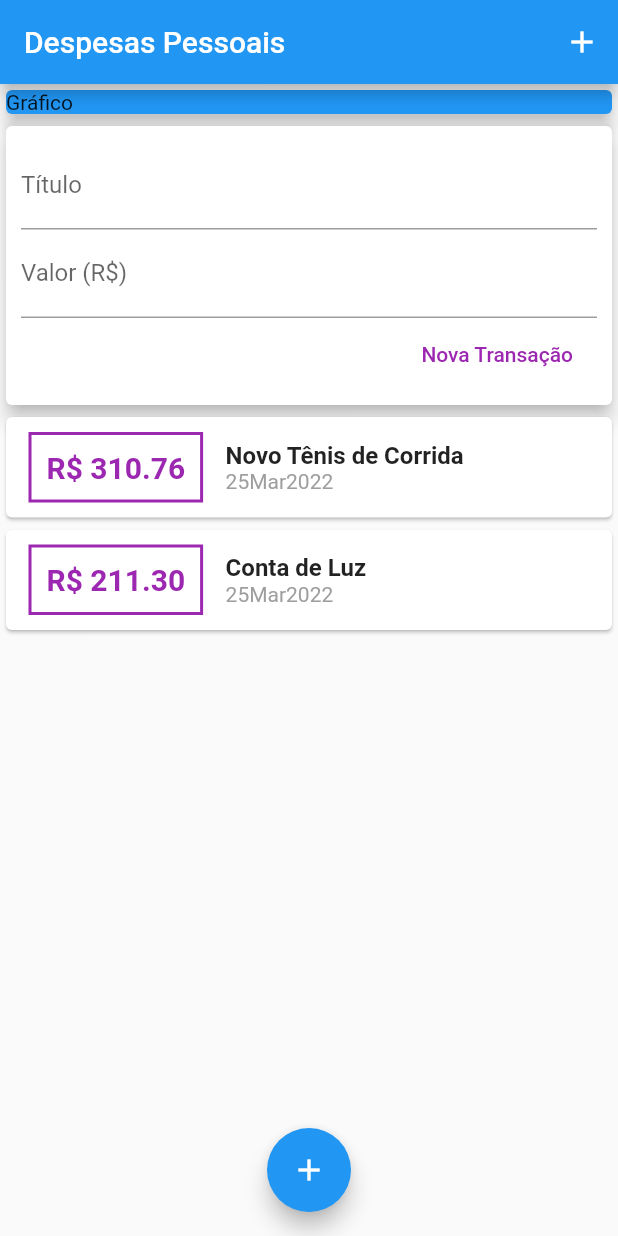
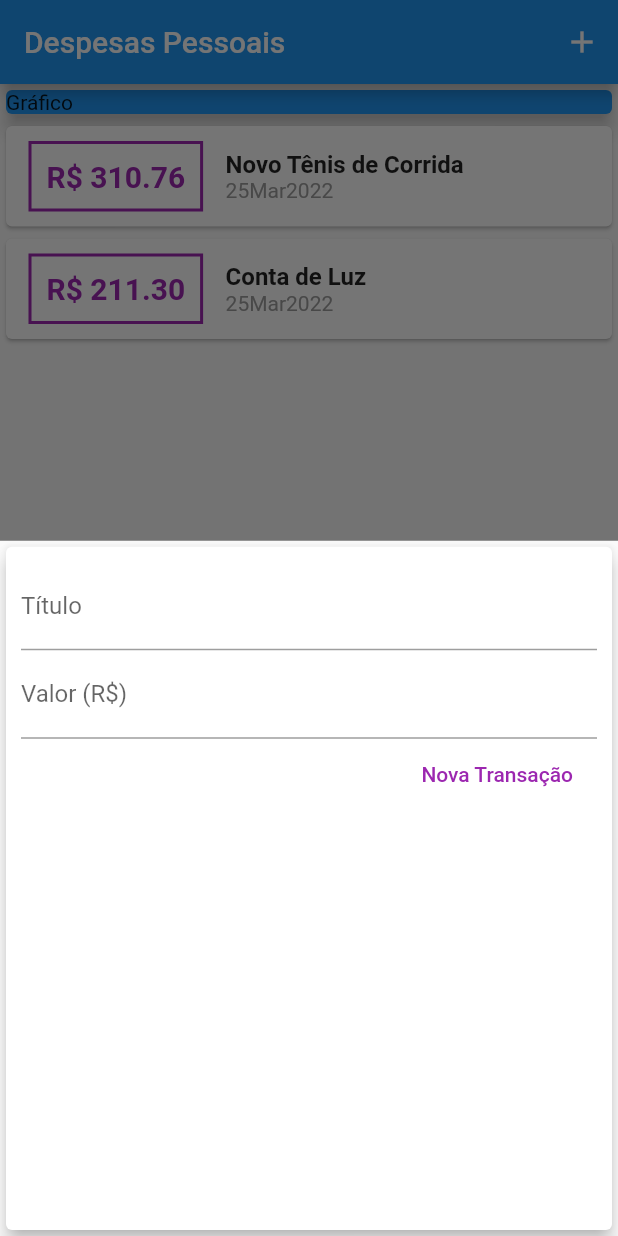
Before and after one commit to xaviermarianne/expenses, a Flutter app: the screen it shows after launch, after a tap on the "add" icon, on a phone screen of 412 x 824 dp. Run offline on Flutter 3.47's test engine with Material 2 defaults, Android fonts, the phone set to English and light mode, and no system bars.

Commit message:
exibindo formulário

```diff
--- a/lib/components/transaction_user.dart
+++ /dev/null
@@ -1,52 +0,0 @@
-import 'dart:math';
-
-import 'package:flutter/material.dart';
-import 'transaction_form.dart';
-import 'transaction_list.dart';
-import '../models/transaction.dart';
-
-class TransactionUser extends StatefulWidget {
-  @override
-  _TransactionUserState createState() => _TransactionUserState();
-}
-
-class _TransactionUserState extends State<TransactionUser> {
-  final _transactions = [
-
-    Transaction (
-      id: 't1',
-      title: 'Novo Tênis de Corrida',
-      value: 310.76,
-      date: DateTime.now(),
-    ),
-    Transaction (
-      id: 't2',
-      title: 'Conta de Luz',
-      value: 211.30,
-      date: DateTime.now(),
-    ),
-  ];
-
-  _addTransaction(String title, double value) {
-   final newTransaction = Transaction(
-     id: Random().nextDouble().toString(),
-     title: title,
-     value: value,
-     date: DateTime.now(),
-   );
-
-   setState(() {
-     _transactions.add(newTransaction);
-   });
-  }
-
-  @override
-  Widget build(BuildContext context) {
-    return Column(
-     children: <Widget> [
-       TransactionForm(_addTransaction),
-      TransactionList(_transactions),
-     ],
-    );
-  }
-}
--- a/lib/main.dart
+++ b/lib/main.dart
@@ -1,5 +1,9 @@
-import 'package:expenses/components/transaction_user.dart';
+import 'package:expenses/components/transaction_form.dart';
 import 'package:flutter/material.dart';
+import './components/transaction_form.dart';
+import './components/transaction_list.dart';
+import 'models/transaction.dart';
+import 'dart:math';
 
 main() => runApp(ExpensesApp());
 
@@ -12,7 +16,50 @@ class  ExpensesApp extends StatelessWidget {
   }
 }
 
-class MyHomePage extends StatelessWidget {
+class MyHomePage extends StatefulWidget {
+  @override
+  State<MyHomePage> createState() => _MyHomePageState();
+}
+
+class _MyHomePageState extends State<MyHomePage> {
+
+  final _transactions = [
+
+    Transaction (
+      id: 't1',
+      title: 'Novo Tênis de Corrida',
+      value: 310.76,
+      date: DateTime.now(),
+    ),
+    Transaction (
+      id: 't2',
+      title: 'Conta de Luz',
+      value: 211.30,
+      date: DateTime.now(),
+    ),
+  ];
+
+    _addTransaction(String title, double value) {
+   final newTransaction = Transaction(
+     id: Random().nextDouble().toString(),
+     title: title,
+     value: value,
+     date: DateTime.now(),
+   );
+
+   setState(() {
+     _transactions.add(newTransaction);
+   });
+  }
+
+  _openTransactionFormModal(BuildContext context) {
+    showModalBottomSheet(
+       context: context,
+       builder: (_) {
+         return TransactionForm(_addTransaction);
+       }
+    );
+  }
 
   @override
   Widget build(BuildContext context) {
@@ -22,7 +69,7 @@ class MyHomePage extends StatelessWidget {
         actions: <Widget>[
           IconButton(
             icon: Icon(Icons.add),
-            onPressed:() {},
+            onPressed: () => _openTransactionFormModal(context),
             ),
         ],
       ),
@@ -37,13 +84,13 @@ class MyHomePage extends StatelessWidget {
                 elevation: 5,
               ),
             ),
-             TransactionUser(),
+            TransactionList(_transactions),
           ],
         ),
       ),
       floatingActionButton: FloatingActionButton(
         child: Icon(Icons.add),
-        onPressed: () {},
+        onPressed: () => _openTransactionFormModal(context),
       ),
       floatingActionButtonLocation: FloatingActionButtonLocation.centerFloat,
     );
```
